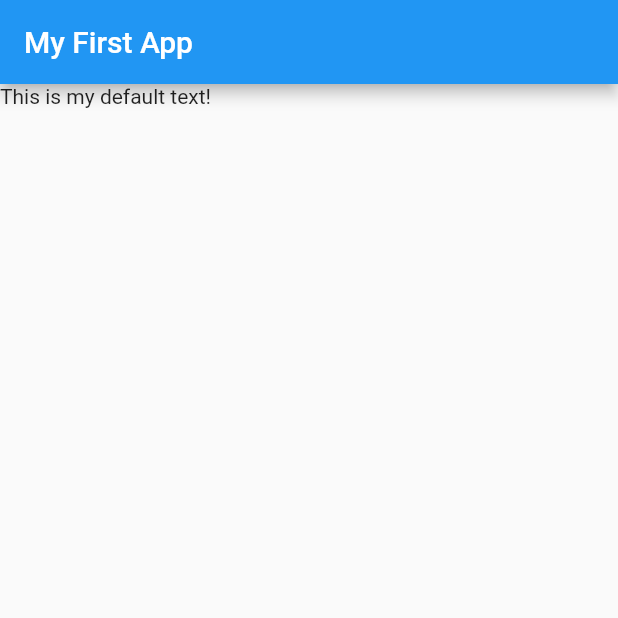
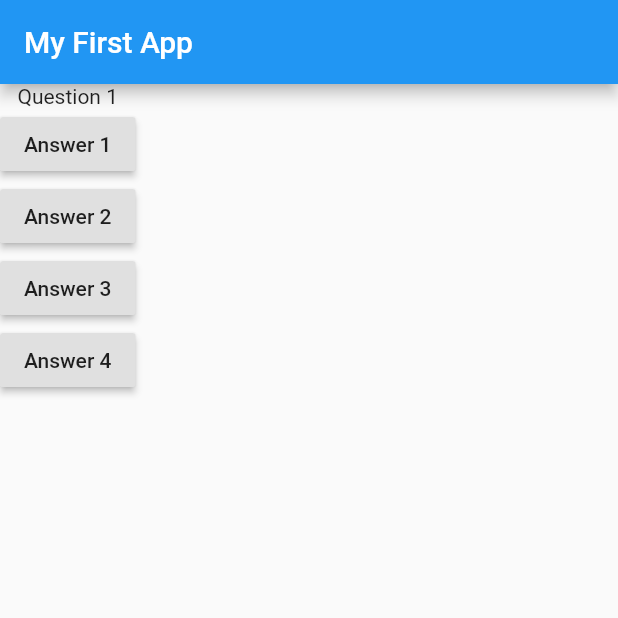
Before and after one commit to IsaacYouKorea/flutter-getting-started, a Flutter app: the screen it shows after launch, on a phone screen of 412 x 824 dp, the top half of it. Run offline on Flutter 3.47's test engine with Material 2 defaults, Android fonts, the phone set to English and light mode, and no system bars.

Commit message:
* Raised Button and callback function

```diff
--- a/dev/lib/main.dart
+++ b/dev/lib/main.dart
@@ -3,19 +3,44 @@ import 'package:flutter/material.dart';
 void main() => runApp(MyApp());
 
 class MyApp extends StatelessWidget {
-  // This widget is the root of your application.
+  var questionIndex = 0;
+  void answerQuestion(index) {
+    print(index);
+  }
+
   @override
   Widget build(BuildContext context) {
+    var questions = ["Question 1", "Question 2"];
+    var questionIndex = 0;
     return MaterialApp(
         title: 'Flutter Demo',
         theme: ThemeData(
           primarySwatch: Colors.blue,
         ),
         home: Scaffold(
-          appBar: AppBar(
-            title: Text('My First App'),
-          ),
-          body: Text('This is my default text!'),
-        ));
+            appBar: AppBar(
+              title: Text('My First App'),
+            ),
+            body: Column(
+              children: <Widget>[
+                Text(questions[questionIndex]),
+                RaisedButton(
+                  child: Text('Answer 1'),
+                  onPressed: () => answerQuestion(1),
+                ),
+                RaisedButton(
+                  child: Text('Answer 2'),
+                  onPressed: () => answerQuestion(2),
+                ),
+                RaisedButton(
+                  child: Text('Answer 3'),
+                  onPressed: () => answerQuestion(3),
+                ),
+                RaisedButton(
+                  child: Text('Answer 4'),
+                  onPressed: () => answerQuestion(4),
+                ),
+              ],
+            )));
   }
 }
```
